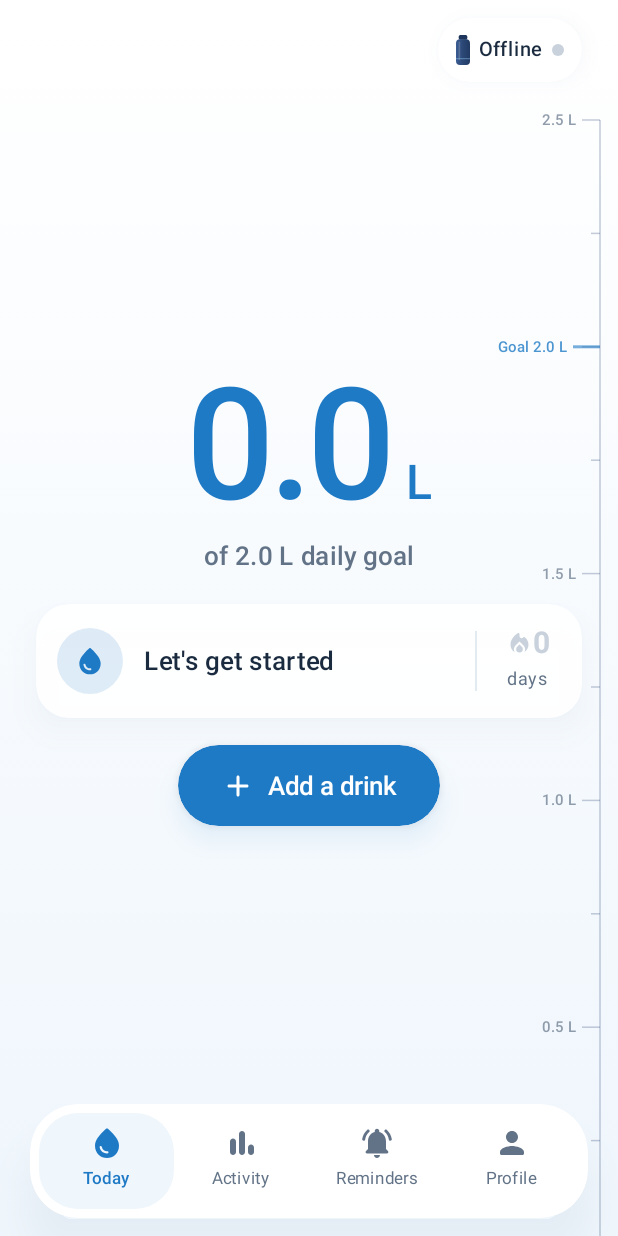
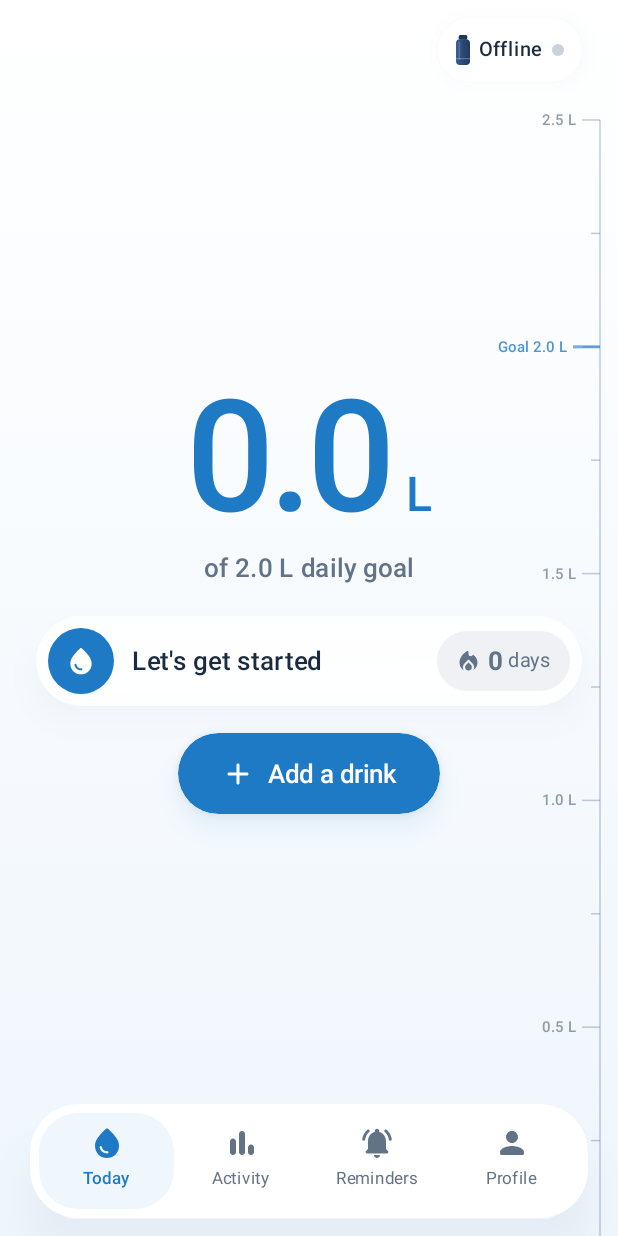
Before and after one commit to htl-leo-itp-26-28-4-5AHITM/Drinkly, an Android app built with Jetpack Compose: the screen it shows after launch (MainActivity), on a phone screen of 412 x 824 dp. Run offline under Robolectric (Android 15) with nearby library versions, the phone set to English and light mode, and no system bars; network calls fail; 2 statements that could not run were skipped.

Commit message:
feat(android): status card as a pill with a streak chip
The status icon sits in a filled circle in the status colour, the
divider is gone and the streak becomes its own chip on the right.

Co-Authored-By: Claude Opus 5.5 <noreply@anthropic.com>

```diff
--- a/frontend/android/app/src/main/java/at/drinkly/app/ui/screens/TodayScreen.kt
+++ b/frontend/android/app/src/main/java/at/drinkly/app/ui/screens/TodayScreen.kt
@@ -27,7 +27,6 @@ import androidx.compose.foundation.layout.size
 import androidx.compose.foundation.layout.statusBars
 import androidx.compose.foundation.layout.statusBarsPadding
 import androidx.compose.foundation.layout.width
-import androidx.compose.foundation.layout.widthIn
 import androidx.compose.foundation.shape.CircleShape
 import androidx.compose.foundation.shape.RoundedCornerShape
 import androidx.compose.material.icons.Icons
@@ -197,10 +196,10 @@ private val HydrationStatus.icon: ImageVector
         HydrationStatus.TOO_MUCH -> Icons.Rounded.PanTool
     }
 
-/** What's going on right now plus the streak, in one card. */
+/** What's going on right now plus the streak, as one pill: status on the left, streak chip on the right. */
 @Composable
 private fun StatusCard(message: HydrationMessage, streak: Int) {
-    val shape = RoundedCornerShape(22.dp)
+    val shape = RoundedCornerShape(50)
     val accent = message.status.accent
     Row(
         Modifier
@@ -208,31 +207,40 @@ private fun StatusCard(message: HydrationMessage, streak: Int) {
             .shadow(12.dp, shape, ambientColor = DrinklyColors.Navy.copy(alpha = 0.2f), spotColor = DrinklyColors.Navy.copy(alpha = 0.2f))
             .clip(shape)
             .background(Color.White.copy(alpha = 0.95f))
-            .padding(14.dp),
+            .padding(8.dp),
         verticalAlignment = Alignment.CenterVertically,
     ) {
         Icon(
-            message.status.icon, contentDescription = null, tint = accent,
+            message.status.icon, contentDescription = null, tint = Color.White,
             modifier = Modifier
                 .size(44.dp)
                 .clip(CircleShape)
-                .background(accent.copy(alpha = 0.14f))
+                .background(accent)
                 .padding(11.dp),
         )
-        Spacer(Modifier.width(14.dp))
+        Spacer(Modifier.width(12.dp))
         Text(message.title, Modifier.weight(1f), fontSize = 17.sp, fontWeight = FontWeight.SemiBold, color = DrinklyColors.Ink)
-        Box(Modifier.padding(horizontal = 12.dp).width(1.dp).height(40.dp).background(DrinklyColors.Line))
-        Column(
-            Modifier.widthIn(min = 44.dp).clearAndSetSemantics { contentDescription = "$streak-day streak" },
-            horizontalAlignment = Alignment.CenterHorizontally,
-        ) {
-            val color = if (streak > 0) DrinklyColors.Blue else DrinklyColors.NoData
-            Row(verticalAlignment = Alignment.CenterVertically) {
-                Icon(Icons.Rounded.LocalFireDepartment, contentDescription = null, tint = color, modifier = Modifier.size(18.dp))
-                Text("$streak", fontSize = 20.sp, fontWeight = FontWeight.Bold, color = color)
-            }
-            Text(if (streak == 1) "day" else "days", fontSize = 12.sp, color = DrinklyColors.Muted)
-        }
+        StreakChip(streak)
+    }
+}
+
+@Composable
+private fun StreakChip(streak: Int) {
+    val active = streak > 0
+    val color = if (active) DrinklyColors.Blue else DrinklyColors.Muted
+    Row(
+        Modifier
+            .clip(RoundedCornerShape(50))
+            .background(if (active) DrinklyColors.Sky else DrinklyColors.NoData.copy(alpha = 0.3f))
+            .padding(horizontal = 12.dp, vertical = 8.dp)
+            .clearAndSetSemantics { contentDescription = "$streak-day streak" },
+        verticalAlignment = Alignment.CenterVertically,
+    ) {
+        Icon(Icons.Rounded.LocalFireDepartment, contentDescription = null, tint = color, modifier = Modifier.size(18.dp))
+        Spacer(Modifier.width(4.dp))
+        Text("$streak", fontSize = 17.sp, fontWeight = FontWeight.Bold, color = color)
+        Spacer(Modifier.width(3.dp))
+        Text(if (streak == 1) "day" else "days", fontSize = 13.sp, color = DrinklyColors.Muted)
     }
 }
 
```
